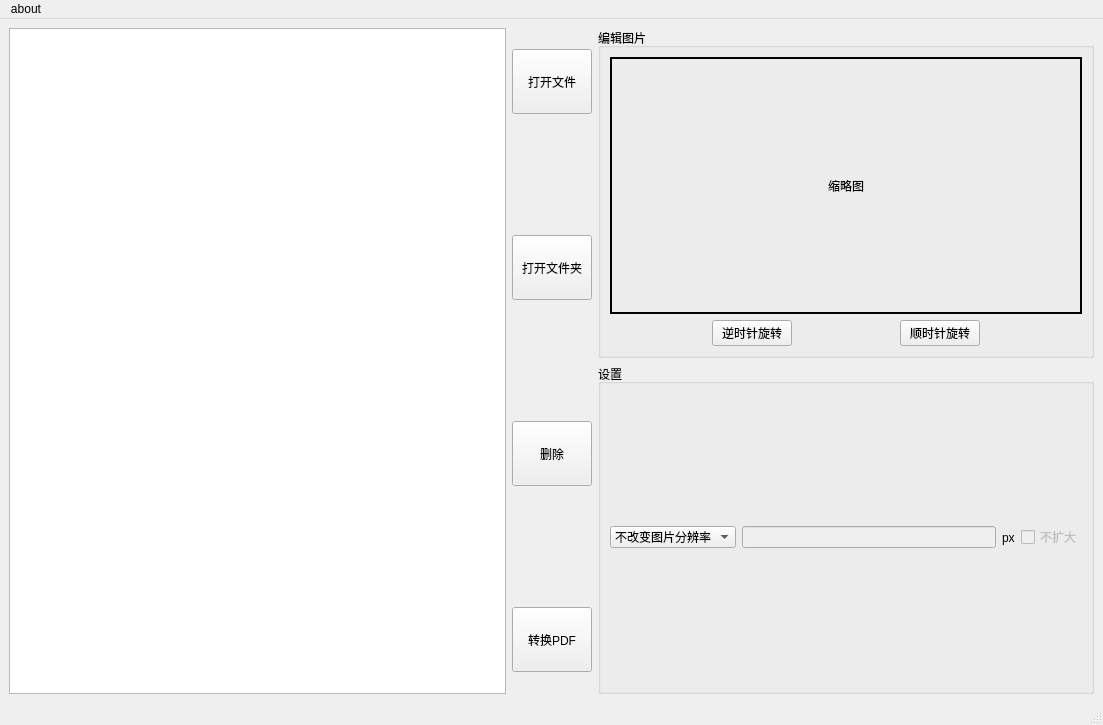
The window that mainwindow.ui (foreverzxc/Photo2PDF) describes before a commit, drawn with Qt 5.
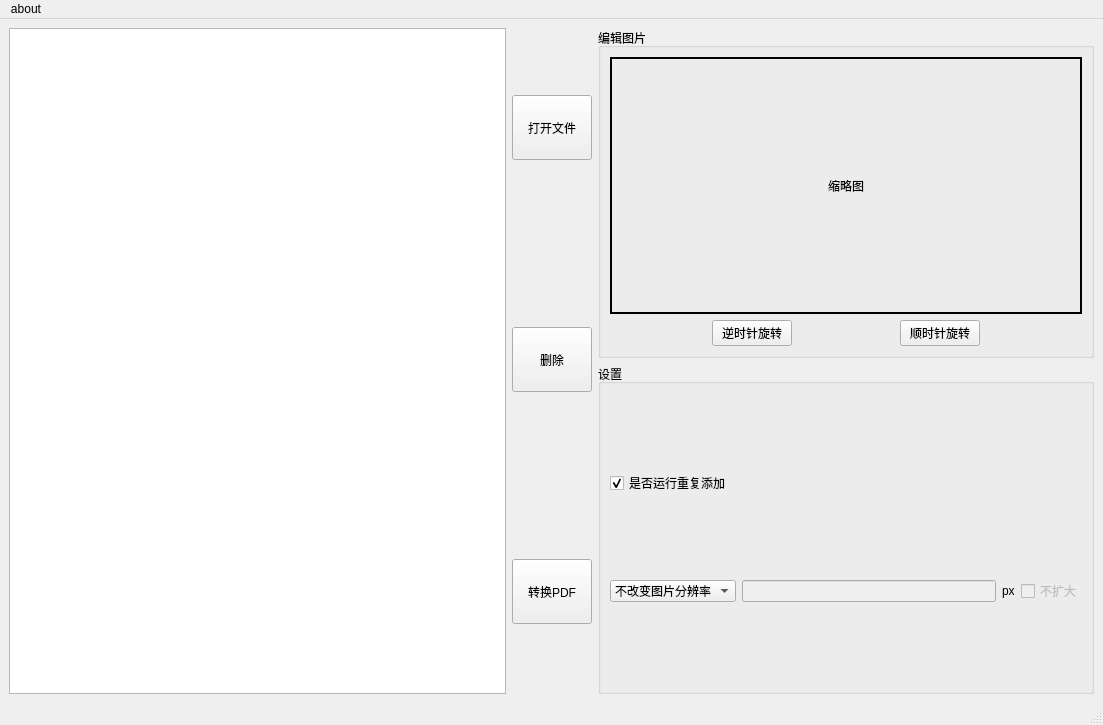
The same window after the commit. Icons and pictures are not drawn.

Commit message: 实现功能：打开文件，缩略图展示，删除图片；删除功能：打开文件夹功能；

```diff
--- a/mainwindow.ui
+++ b/mainwindow.ui
@@ -46,7 +46,7 @@
        </widget>
       </item>
       <item row="0" column="1">
-       <layout class="QVBoxLayout" name="verticalLayout_3" stretch="0,0,0,0">
+       <layout class="QVBoxLayout" name="verticalLayout_3" stretch="0,0,0">
         <property name="spacing">
          <number>100</number>
         </property>
@@ -69,25 +69,6 @@
           </property>
          </widget>
         </item>
-        <item>
-         <widget class="QPushButton" name="openfolderButton">
-          <property name="sizePolicy">
-           <sizepolicy hsizetype="Minimum" vsizetype="Fixed">
-            <horstretch>0</horstretch>
-            <verstretch>0</verstretch>
-           </sizepolicy>
-          </property>
-          <property name="minimumSize">
-           <size>
-            <width>0</width>
-            <height>65</height>
-           </size>
-          </property>
-          <property name="text">
-           <string>打开文件夹</string>
-          </property>
-         </widget>
-        </item>
         <item>
          <widget class="QPushButton" name="deleteButton">
           <property name="sizePolicy">
@@ -196,6 +177,18 @@
           <property name="title">
            <string>设置</string>
           </property>
+          <layout class="QVBoxLayout" name="verticalLayout">
+           <item>
+            <widget class="QCheckBox" name="checkBox">
+             <property name="text">
+              <string>是否运行重复添加</string>
+             </property>
+             <property name="checked">
+              <bool>true</bool>
+             </property>
+            </widget>
+           </item>
+           <item>
           <layout class="QHBoxLayout" name="horizontalLayout_2">
            <item>
             <widget class="QComboBox" name="comboBox">
@@ -239,6 +232,8 @@
               <string>不扩大</string>
              </property>
             </widget>
+             </item>
+            </layout>
            </item>
           </layout>
          </widget>
```
Lines whose indentation alone changed are shown as unchanged. The commit also changes 5 other files.
